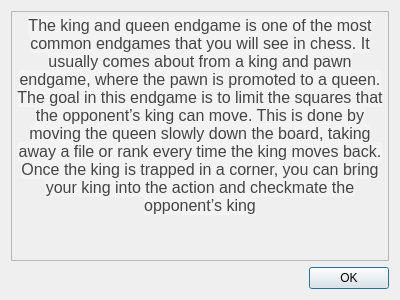
First picture: the form in gameinfodialog.ui, repository M-Bell/Raccoon, before the edit.
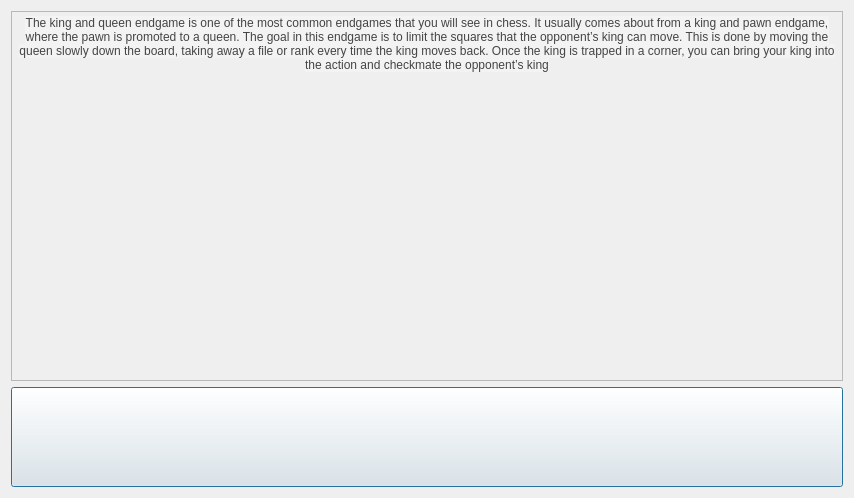
Second picture: the form after the edit.

Commit message: add okBtn to gameinfodialog windows; change font to 16

```diff
--- a/gameinfodialog.ui
+++ b/gameinfodialog.ui
@@ -6,35 +6,43 @@
    <rect>
     <x>0</x>
     <y>0</y>
-    <width>400</width>
-    <height>300</height>
+    <width>854</width>
+    <height>498</height>
    </rect>
   </property>
   <property name="windowTitle">
    <string>Dialog</string>
   </property>
   <layout class="QGridLayout" name="gridLayout">
-   <item row="1" column="0">
-    <widget class="QDialogButtonBox" name="buttonBox">
-     <property name="orientation">
-      <enum>Qt::Horizontal</enum>
-     </property>
-     <property name="standardButtons">
-      <set>QDialogButtonBox::Ok</set>
-     </property>
-    </widget>
-   </item>
    <item row="0" column="0">
     <widget class="QTextEdit" name="textEdit">
      <property name="enabled">
       <bool>false</bool>
      </property>
+     <property name="font">
+      <font>
+       <pointsize>16</pointsize>
+      </font>
+     </property>
      <property name="html">
       <string>&lt;!DOCTYPE HTML PUBLIC &quot;-//W3C//DTD HTML 4.0//EN&quot; &quot;http://www.w3.org/TR/REC-html40/strict.dtd&quot;&gt;
 &lt;html&gt;&lt;head&gt;&lt;meta name=&quot;qrichtext&quot; content=&quot;1&quot; /&gt;&lt;meta charset=&quot;utf-8&quot; /&gt;&lt;style type=&quot;text/css&quot;&gt;
 p, li { white-space: pre-wrap; }
-&lt;/style&gt;&lt;/head&gt;&lt;body style=&quot; font-family:'Segoe UI'; font-size:9pt; font-weight:400; font-style:normal;&quot;&gt;
-&lt;p align=&quot;center&quot; style=&quot; margin-top:0px; margin-bottom:0px; margin-left:0px; margin-right:0px; -qt-block-indent:0; text-indent:0px;&quot;&gt;&lt;span style=&quot; font-family:'Gotham Book','Arial','sans-serif'; font-size:16px; color:#444444; background-color:#f3f3f3;&quot;&gt;The king and queen endgame is one of the most common endgames that you will see in chess. It usually comes about from a king and pawn endgame, where the pawn is promoted to a queen. The goal in this endgame is to limit the squares that the opponent’s king can move. This is done by moving the queen slowly down the board, taking away a file or rank every time the king moves back. Once the king is trapped in a corner, you can bring your king into the action and checkmate the opponent’s king&lt;/span&gt;&lt;/p&gt;&lt;/body&gt;&lt;/html&gt;</string>
+&lt;/style&gt;&lt;/head&gt;&lt;body style=&quot; font-family:'Segoe UI'; font-size:16pt; font-weight:400; font-style:normal;&quot;&gt;
+&lt;p align=&quot;center&quot; style=&quot; margin-top:0px; margin-bottom:0px; margin-left:0px; margin-right:0px; -qt-block-indent:0; text-indent:0px;&quot;&gt;&lt;span style=&quot; font-family:'Gotham Book','Arial','sans-serif'; font-size:9pt; color:#444444; background-color:#f3f3f3;&quot;&gt;The king and queen endgame is one of the most common endgames that you will see in chess. It usually comes about from a king and pawn endgame, where the pawn is promoted to a queen. The goal in this endgame is to limit the squares that the opponent’s king can move. This is done by moving the queen slowly down the board, taking away a file or rank every time the king moves back. Once the king is trapped in a corner, you can bring your king into the action and checkmate the opponent’s king&lt;/span&gt;&lt;/p&gt;&lt;/body&gt;&lt;/html&gt;</string>
+     </property>
+    </widget>
+   </item>
+   <item row="1" column="0">
+    <widget class="QPushButton" name="backBtn">
+     <property name="minimumSize">
+      <size>
+       <width>0</width>
+       <height>100</height>
+      </size>
+     </property>
+     <property name="text">
+      <string/>
      </property>
     </widget>
    </item>
```
Left out of the diff: 35 changed lines with no effect on the pictures. The commit also changes 4 other files.
